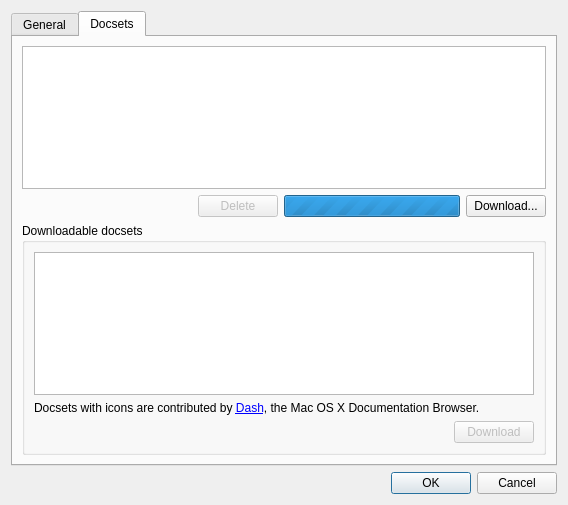
First picture: the form in zeal/zealsettingsdialog.ui, repository PostPCEra/zeal-debian, before the edit.
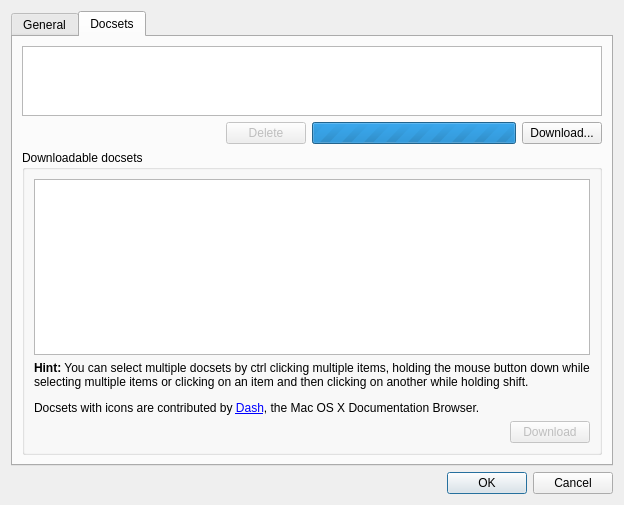
Second picture: the form after the edit. The open tabs and pages were chosen to show the change. Custom widgets are drawn as their Qt base class.

The edit to the form file:
```diff
--- a/zeal/zealsettingsdialog.ui
+++ b/zeal/zealsettingsdialog.ui
@@ -6,7 +6,7 @@
    <rect>
     <x>0</x>
     <y>0</y>
-    <width>568</width>
+    <width>624</width>
     <height>505</height>
    </rect>
   </property>
@@ -201,11 +201,14 @@
           <item>
            <widget class="QLabel" name="label_4">
             <property name="text">
-             <string>&lt;html&gt;&lt;head/&gt;&lt;body&gt;&lt;p&gt;Docsets with icons are contributed by &lt;a href=&quot;http://kapeli.com/dash&quot;&gt;&lt;span style=&quot; text-decoration: underline; color:#0000ff;&quot;&gt;Dash&lt;/span&gt;&lt;/a&gt;, the Mac OS X Documentation Browser.&lt;/p&gt;&lt;/body&gt;&lt;/html&gt;</string>
+             <string>&lt;html&gt;&lt;head/&gt;&lt;body&gt;&lt;p&gt;&lt;span style=&quot; font-weight:600;&quot;&gt;Hint:&lt;/span&gt; You can select multiple docsets by ctrl clicking multiple items, holding the mouse button down while selecting multiple items or clicking on an item and then clicking on another while holding shift.&lt;/p&gt;&lt;p&gt;Docsets with icons are contributed by &lt;a href=&quot;http://kapeli.com/dash&quot;&gt;&lt;span style=&quot; text-decoration: underline; color:#0000ff;&quot;&gt;Dash&lt;/span&gt;&lt;/a&gt;, the Mac OS X Documentation Browser.&lt;/p&gt;&lt;/body&gt;&lt;/html&gt;</string>
             </property>
             <property name="textFormat">
              <enum>Qt::RichText</enum>
             </property>
+            <property name="wordWrap">
+             <bool>true</bool>
+            </property>
             <property name="openExternalLinks">
              <bool>true</bool>
             </property>
```
Left out of the diff: 6 changed lines with no effect on the pictures.
